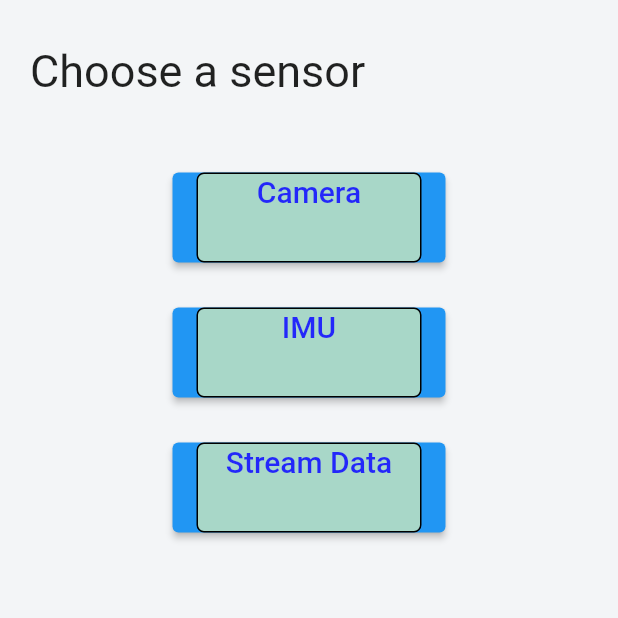
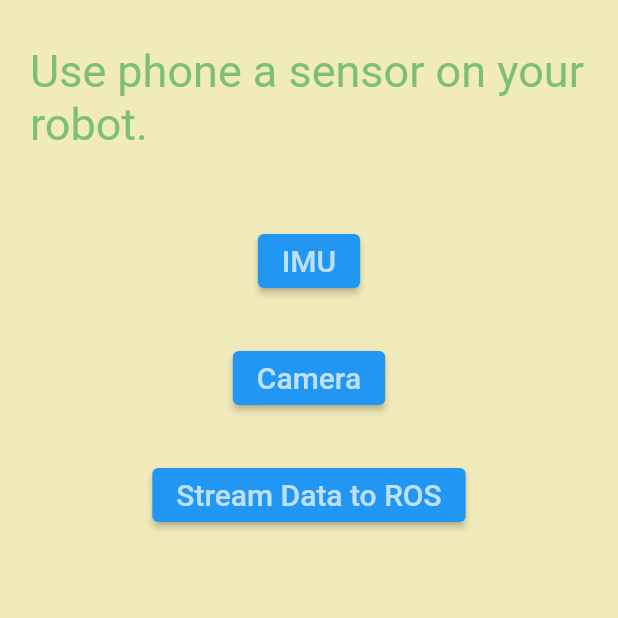
Before and after one commit to Soft-illusion/Mobile_sensors_app, a Flutter app: the screen it shows after launch, on a phone screen of 412 x 824 dp, the top half of it. Run offline on Flutter 3.47's test engine with Material 2 defaults, Android fonts, the phone set to English and light mode, and no system bars.

Commit message:
home screen improved

```diff
--- a/lib/main.dart
+++ b/lib/main.dart
@@ -16,7 +16,7 @@ class MyApp extends StatelessWidget {
       theme: ThemeData(
         primaryColor: Color(0xFF3EBACE),
         accentColor: Color(0xFFD8ECF1),
-        scaffoldBackgroundColor: Color(0xFFF3F5F7),
+        scaffoldBackgroundColor: Color(0xFFF1EABA),
       ),
       home: Homescreen(),
     );
--- a/lib/screens/home_screen.dart
+++ b/lib/screens/home_screen.dart
@@ -21,11 +21,13 @@ class _HomescreenState extends State<Homescreen> {
         child: ListView(
           children: <Widget>[
             Padding(
-              padding: EdgeInsets.only(left: 20.0, right: 120.0, top: 30.0),
-              child: Text('Choose a sensor',
+              padding: EdgeInsets.only(left: 20.0, right: 20.0, top: 30.0),
+              child: Text('Use phone a sensor on your robot.',
                 style: TextStyle(
                   fontSize: 30.0,
                   fontWeight: FontWeight.normal,
+                  color: Colors.green.withOpacity(0.7),
+
                 ),
               ),
             ),
@@ -34,82 +36,53 @@ class _HomescreenState extends State<Homescreen> {
               mainAxisAlignment: MainAxisAlignment.end,
               children: [
                 Padding(
+                  padding: EdgeInsets.only(top: 30.0),
+                  child: ElevatedButton(
+                    onPressed: () {
+                      print("IMU clicked");
+                    },
+                      child: Text(
+                        'IMU',
+                        textAlign: TextAlign.center,
+                        style: TextStyle(
+                          color: Colors.white.withOpacity(0.7),
+                          fontSize: 20.0,
+                        ),
+                      ),
+                    ),
+                  ),
+                Padding(
                     padding: EdgeInsets.only(top: 30.0),
                     child: ElevatedButton(
                       onPressed: () {
                         print("Camera clicked");
                       },
-                      child: Container(
-                        height: 60.0,
-                        width: 150.0,
-                        decoration: BoxDecoration(
-                          color: Color(0xFFA8D7C8),
-                          borderRadius: BorderRadius.circular(5.0),
-                          border: Border.all(color: Colors.black),
-                        ),
-                        child: Text(
-                          'Camera',
-                          textAlign: TextAlign.center,
-                          style: TextStyle(
-                            color: Color(0xE81616FF),
-                            fontSize: 20.0,
-                          ),
-
+                      child: Text(
+                        'Camera',
+                        textAlign: TextAlign.center,
+                        style: TextStyle(
+                          color: Colors.white.withOpacity(0.7),
+                          fontSize: 20.0,
                         ),
                       ),
                     )
 
                 ),
-
-                Padding(
-                  padding: EdgeInsets.only(top: 30.0),
-                  child: ElevatedButton(
-                    onPressed: () {
-                      print("IMU clicked");
-                    },
-                    child: Container(
-                      height: 60.0,
-                      width: 150.0,
-                      decoration: BoxDecoration(
-                        color: Color(0xFFA8D7C8),
-                        borderRadius: BorderRadius.circular(5.0),
-                        border: Border.all(color: Colors.black),
-                      ),
-                      child: Text(
-                        'IMU',
-                        textAlign: TextAlign.center,
-                        style: TextStyle(
-                          color: Color(0xE81616FF),
-                          fontSize: 20.0,
-                        ),
-                      ),
-                    ),
-                  ),
-                ),
-
                 Padding(
                   padding: EdgeInsets.only(top: 30.0),
                   child: ElevatedButton(
                     onPressed: () {
                       print("Stream data clicked");
                     },
-                    child: Container(
-                      height: 60.0,
-                      width: 150.0,
-                      decoration: BoxDecoration(
-                        color: Color(0xFFA8D7C8),
-                        borderRadius: BorderRadius.circular(5.0),
-                        border: Border.all(color: Colors.black),
-                      ),
                       child: Text(
-                        'Stream Data',
+                        'Stream Data to ROS',
                         textAlign: TextAlign.center,
                         style: TextStyle(
-                          color: Color(0xE81616FF),
+                          color: Colors.white.withOpacity(0.7),
                           fontSize: 20.0,
                         ),
                       ),
-                    ),
+
                   ),
                 ),
               ],
```
